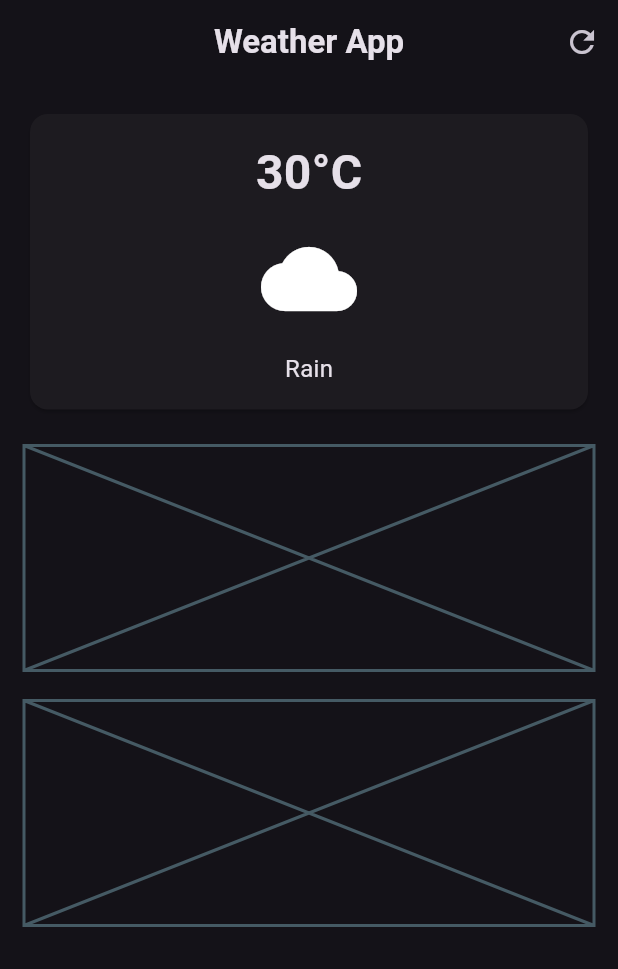
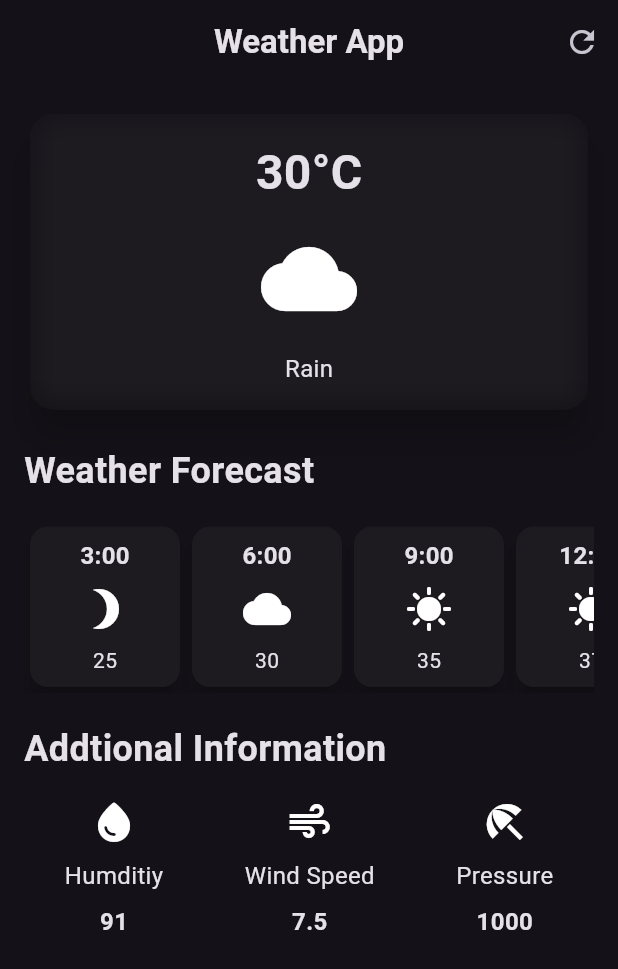
Before and after one commit to TDAT0105/weather_appdesign, a Flutter app: the screen it shows after launch, on a phone screen of 412 x 824 dp. Shown: the top 969 px of the screen. Run offline on Flutter 3.47's test engine with Material 3 defaults, Android fonts, the light colour scheme and no system bars.

Commit message:
add Weather Forecast and Addtional Information

```diff
--- /dev/null
+++ b/lib/additional_info_item.dart
@@ -0,0 +1,44 @@
+import 'package:flutter/material.dart';
+
+class AddtionalInfoItem extends StatelessWidget {
+  final IconData icon;
+  final String label;
+  final String value;
+  const AddtionalInfoItem({
+    super.key,
+    required this.icon,
+    required this.label,
+    required this.value,
+  });
+
+  @override
+  Widget build(BuildContext context) {
+    return Column(
+      children: [
+        Icon(
+          icon,
+          size: 32,
+        ),
+        const SizedBox(
+          height: 8,
+        ),
+        Text(
+          label,
+          style: const TextStyle(
+            fontSize: 16
+          ),
+        ),
+        const SizedBox(
+          height: 8,
+        ),
+        Text(
+          value,
+          style: const TextStyle(
+            fontSize: 16,
+            fontWeight: FontWeight.bold,
+          ),
+        ),
+      ],
+    );
+  }
+}
--- /dev/null
+++ b/lib/hourly_forecast_item.dart
@@ -0,0 +1,54 @@
+import 'package:flutter/material.dart';
+
+class HourlyForecastItem extends StatelessWidget {
+  final String time;
+  final IconData icon;
+  final String tempurature;
+  const HourlyForecastItem({
+    super.key,
+    required this.time,
+    required this.icon,
+    required this.tempurature,
+  }
+  );
+
+  @override
+  Widget build(BuildContext context) {
+    return Card(
+      elevation: 6,
+      child: Container(
+        width: 100,
+        padding: const EdgeInsets.all(8.0),
+        decoration: BoxDecoration(
+          borderRadius: BorderRadius.circular(12),
+        ),
+        child: Column(
+          children: [
+            Text(
+              time,
+              style: const TextStyle(
+                fontSize: 16,
+                fontWeight: FontWeight.bold,
+              ),
+            ),
+            const SizedBox(
+              height: 8,
+            ),
+            Icon(
+              icon,
+              size: 32,
+            ),
+            const SizedBox(
+              height: 8,
+            ),
+
+            Text(
+              tempurature,
+              style: const TextStyle(),
+            ),
+          ],
+        ),
+      ),
+    );
+  }
+}
--- a/lib/weather_screen.dart
+++ b/lib/weather_screen.dart
@@ -1,6 +1,12 @@
+import 'dart:ui';
+
 import 'package:flutter/cupertino.dart';
 import 'package:flutter/material.dart';
+import 'package:flutter/painting.dart';
+import 'package:flutter/rendering.dart';
 import 'package:flutter/widgets.dart';
+import 'package:weather_appdesign/additional_info_item.dart';
+import 'package:weather_appdesign/hourly_forecast_item.dart';
 
 class WeatherScreen extends StatelessWidget {
   const WeatherScreen({super.key});
@@ -9,7 +15,9 @@ class WeatherScreen extends StatelessWidget {
   Widget build(BuildContext context) {
     return Scaffold(
       appBar: AppBar(
-        title: const Text('Weather App', style: TextStyle(
+        title: const Text(
+          'Weather App',
+          style: TextStyle(
             fontWeight: FontWeight.bold,
           ),
         ),
@@ -19,58 +27,139 @@ class WeatherScreen extends StatelessWidget {
               onPressed: () {
                 print('refresh');
               },
-               icon: Icon(Icons.refresh)
-          ),
+              icon: Icon(Icons.refresh)),
         ],
       ),
       body: Padding(
         padding: const EdgeInsets.all(16.0),
         child: Column(
+          crossAxisAlignment: CrossAxisAlignment.start,
           children: [
             //main card
             SizedBox(
               width: double.infinity,
               child: Card(
-                child: Padding(
-                  padding: const EdgeInsets.all(16.0),
+                elevation: 10,
+                shape: RoundedRectangleBorder(
+                  borderRadius: BorderRadius.circular(16),
+                ),
+                child: ClipRRect(
+                  borderRadius: BorderRadius.circular(16),
+                  child: BackdropFilter(
+                    filter: ImageFilter.blur(
+                      sigmaX: 10,
+                      sigmaY: 10,
+                    ),
+                    child: const Padding(
+                      padding: EdgeInsets.all(16.0),
                       child: Column(
                         children: [
-
-                      Text('30°C', style: TextStyle(
+                          Text(
+                            '30°C',
+                            style: TextStyle(
                               fontWeight: FontWeight.bold,
                               fontSize: 32,
                             ),
                           ),
-                    const SizedBox(height: 16,),
+                          SizedBox(height: 16),
                           Icon(
-                      Icons.cloud, size: 64,
+                            Icons.cloud,
+                            size: 64,
                           ),
-                      const SizedBox(height: 16,),
+                          SizedBox(height: 16),
                           Text(
-                      'Rain',style:
-                        TextStyle(fontSize: 16
-                       ),
+                            'Rain',
+                            style: TextStyle(fontSize: 16),
                           )
                         ],
                       ),
                     ),
                   ),
                 ),
-            const SizedBox(height: 20,),
-
-            const Placeholder(
-              fallbackHeight: 150,
-
+              ),
+            ),
+            const SizedBox(
+              height: 20,
             ),
 
-            const SizedBox(height: 20,),
+            const Text('Weather Forecast',
+                style: TextStyle(
+                  fontSize: 24,
+                  fontWeight: FontWeight.bold,
+                )),
 
+            const SizedBox(
+              height: 16,
+            ),
+            const SingleChildScrollView(
+              scrollDirection: Axis.horizontal,
+              child: Row(
+                children: [
+                  HourlyForecastItem(
+                    time: '3:00',
+                    icon: Icons.brightness_3,
+                    tempurature: '25',
+                  ),
+                  HourlyForecastItem(
+                     time: '6:00',
+                    icon: Icons.cloud,
+                    tempurature: '30',
+                  ),
+                  HourlyForecastItem(
+                     time: '9:00',
+                    icon: Icons.sunny,
+                    tempurature: '35',
+                  ),
+                  HourlyForecastItem(
+                    time: '12:00',
+                    icon: Icons.sunny,
+                    tempurature: '37',
+                  ),
+                  HourlyForecastItem(
+                     time: '14:00',
+                    icon: Icons.sunny,
+                    tempurature: '34',
+                  ),
+                ],
+              ),
+            ),
 
-             const Placeholder(
-              fallbackHeight: 150,
+            const SizedBox(
+              height: 20,
+            ),
 
+            const Text('Addtional Information',
+                style: TextStyle(
+                  fontSize: 24,
+                  fontWeight: FontWeight.bold,
+                )),
+
+            const SizedBox(
+              height: 16,
             ),
-        ],),
+
+            const Row(
+              mainAxisAlignment: MainAxisAlignment.spaceAround,
+              children: [
+                AddtionalInfoItem(
+                  icon: Icons.water_drop_rounded,
+                  label: 'Humditiy',
+                  value: '91',
+                ),
+                AddtionalInfoItem(
+                  icon: Icons.air,
+                  label: 'Wind Speed',
+                  value: '7.5',
+                ),
+                AddtionalInfoItem(
+                  icon: Icons.beach_access,
+                  label: 'Pressure',
+                  value: '1000',
+                ),
+              ],
+            ),
+          ],
+        ),
       ),
     );
   }
```
Lines whose indentation alone changed are shown as unchanged.
